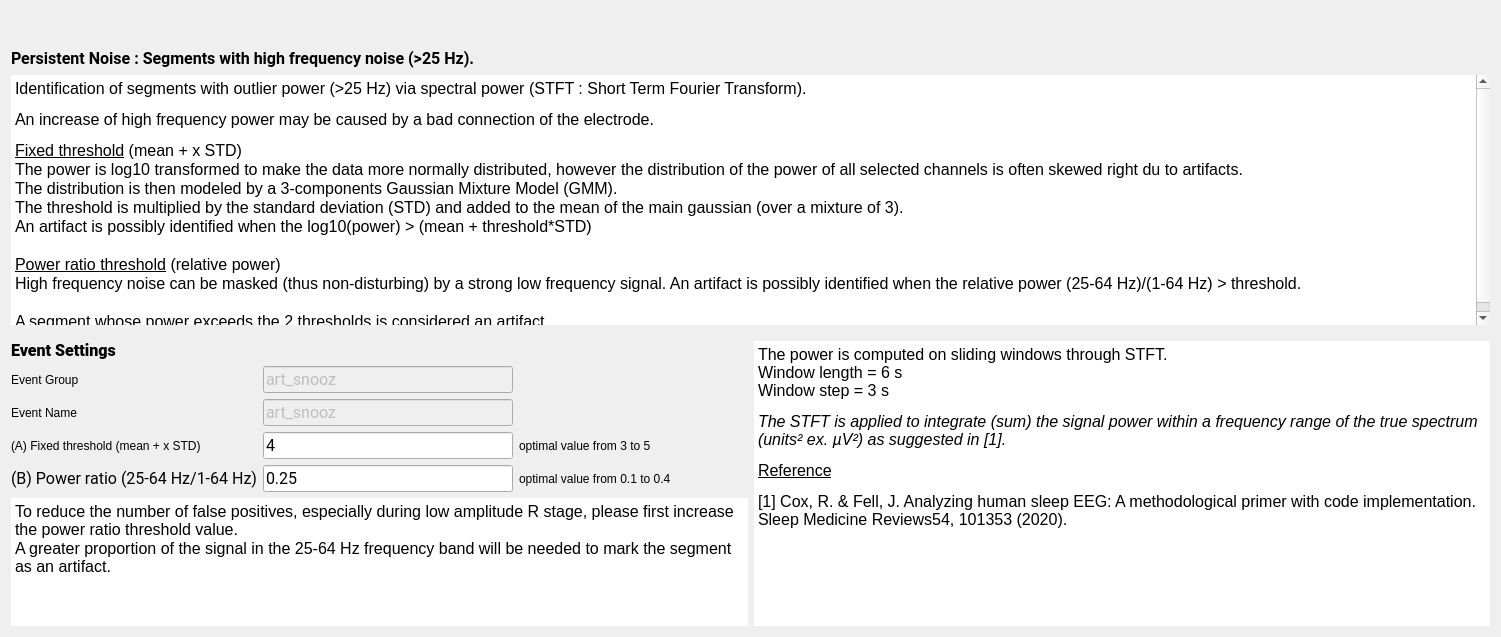
The window that tools/CEAMSTools/DetectArtifacts/PersistentNoiseStep/Ui_PersistentNoiseStep.ui (SnoozToolbox/snooz-package-ceams) describes before a commit, drawn with Qt 5.
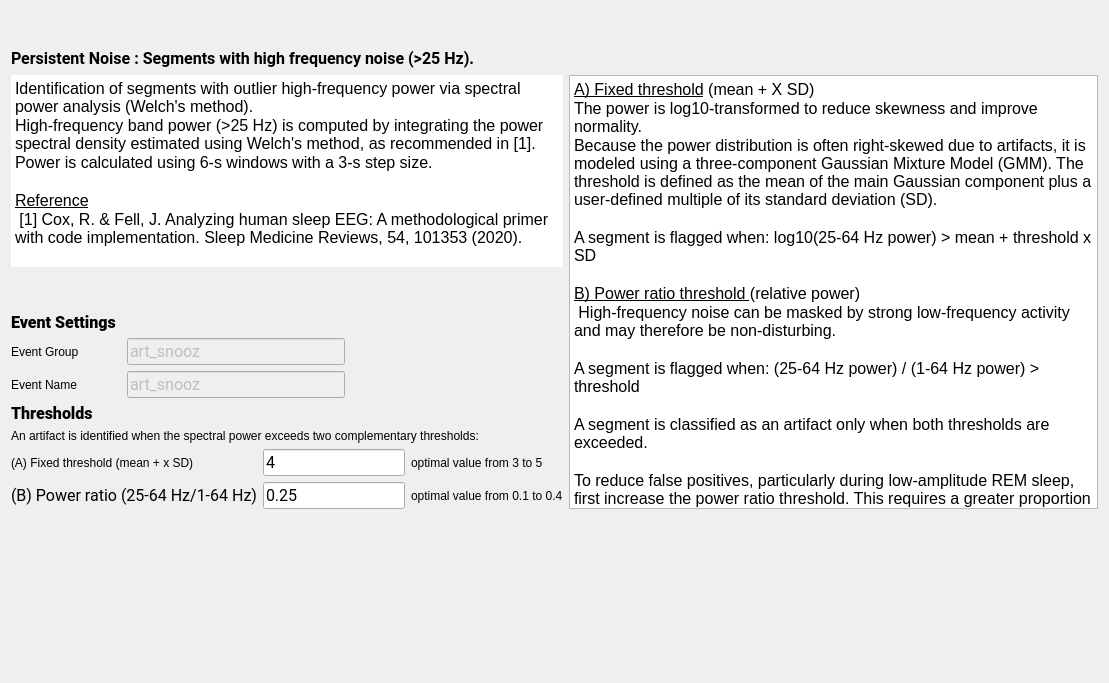
The same window after the commit.

Commit message: Detect EEG Artifacts Tool: Updated the UI to clarify that spectral power estimation is based on the Welch method rather than STFT.

What changed in the file:
```diff
--- a/tools/CEAMSTools/DetectArtifacts/PersistentNoiseStep/Ui_PersistentNoiseStep.ui
+++ b/tools/CEAMSTools/DetectArtifacts/PersistentNoiseStep/Ui_PersistentNoiseStep.ui
@@ -6,8 +6,8 @@
    <rect>
     <x>0</x>
     <y>0</y>
-    <width>1501</width>
-    <height>637</height>
+    <width>1109</width>
+    <height>683</height>
    </rect>
   </property>
   <property name="windowTitle">
@@ -40,8 +40,6 @@
     </widget>
    </item>
    <item>
-    <layout class="QVBoxLayout" name="verticalLayout_3">
-     <item>
       <widget class="QLabel" name="label_9">
        <property name="minimumSize">
         <size>
@@ -75,17 +73,27 @@
       </widget>
      </item>
      <item>
+    <layout class="QHBoxLayout" name="horizontalLayout_2">
+     <item>
+      <layout class="QVBoxLayout" name="verticalLayout">
+       <item>
       <widget class="QTextEdit" name="description_textEdit">
        <property name="sizePolicy">
-        <sizepolicy hsizetype="Expanding" vsizetype="Expanding">
+          <sizepolicy hsizetype="Expanding" vsizetype="Minimum">
          <horstretch>0</horstretch>
-         <verstretch>5</verstretch>
+           <verstretch>0</verstretch>
         </sizepolicy>
        </property>
        <property name="minimumSize">
         <size>
          <width>0</width>
-         <height>250</height>
+           <height>0</height>
+          </size>
+         </property>
+         <property name="maximumSize">
+          <size>
+           <width>16777215</width>
+           <height>700</height>
         </size>
        </property>
        <property name="styleSheet">
@@ -100,6 +108,12 @@
        <property name="lineWidth">
         <number>0</number>
        </property>
+         <property name="verticalScrollBarPolicy">
+          <enum>Qt::ScrollBarPolicy::ScrollBarAlwaysOff</enum>
+         </property>
+         <property name="horizontalScrollBarPolicy">
+          <enum>Qt::ScrollBarPolicy::ScrollBarAlwaysOff</enum>
+         </property>
        <property name="readOnly">
         <bool>true</bool>
        </property>
@@ -111,18 +125,12 @@
 li.unchecked::marker { content: &quot;\2610&quot;; }
 li.checked::marker { content: &quot;\2612&quot;; }
 &lt;/style&gt;&lt;/head&gt;&lt;body style=&quot; font-family:'Roboto'; font-size:12pt; font-weight:400; font-style:normal;&quot;&gt;
-&lt;p style=&quot; margin-top:12px; margin-bottom:12px; margin-left:0px; margin-right:0px; -qt-block-indent:0; text-indent:0px;&quot;&gt;&lt;span style=&quot; color:#000000;&quot;&gt;Identification of segments with outlier power (&amp;gt;25 Hz) via spectral power (STFT : Short Term Fourier Transform).&lt;/span&gt;&lt;/p&gt;
-&lt;p style=&quot; margin-top:12px; margin-bottom:12px; margin-left:0px; margin-right:0px; -qt-block-indent:0; text-indent:0px;&quot;&gt;&lt;span style=&quot; color:#000000;&quot;&gt;An increase of high frequency power may be caused by a bad connection of the electrode.&lt;/span&gt;&lt;/p&gt;
-&lt;p style=&quot; margin-top:0px; margin-bottom:0px; margin-left:0px; margin-right:0px; -qt-block-indent:0; text-indent:0px;&quot;&gt;&lt;span style=&quot; text-decoration: underline;&quot;&gt;Fixed threshold&lt;/span&gt;&lt;span style=&quot; color:#000000;&quot;&gt; (mean + x STD)&lt;/span&gt;&lt;/p&gt;
-&lt;p style=&quot; margin-top:0px; margin-bottom:0px; margin-left:0px; margin-right:0px; -qt-block-indent:0; text-indent:0px;&quot;&gt;The power is log10 transformed to make the data more normally distributed, however the distribution of the power of all selected channels is often skewed right du to artifacts.&lt;/p&gt;
-&lt;p style=&quot; margin-top:0px; margin-bottom:0px; margin-left:0px; margin-right:0px; -qt-block-indent:0; text-indent:0px;&quot;&gt;The distribution is then modeled by a 3-components Gaussian Mixture Model (GMM).&lt;/p&gt;
-&lt;p style=&quot; margin-top:0px; margin-bottom:0px; margin-left:0px; margin-right:0px; -qt-block-indent:0; text-indent:0px;&quot;&gt;The threshold is multiplied by the standard deviation (STD) and added to the mean of the main gaussian (over a mixture of 3).&lt;/p&gt;
-&lt;p style=&quot; margin-top:0px; margin-bottom:0px; margin-left:0px; margin-right:0px; -qt-block-indent:0; text-indent:0px;&quot;&gt;An artifact is possibly identified when the log10(power) &amp;gt; (mean + threshold*STD)&lt;/p&gt;
+&lt;p style=&quot; margin-top:0px; margin-bottom:0px; margin-left:0px; margin-right:0px; -qt-block-indent:0; text-indent:0px;&quot;&gt;Identification of segments with outlier high-frequency power via spectral power analysis (Welch's method). &lt;/p&gt;
+&lt;p style=&quot; margin-top:0px; margin-bottom:0px; margin-left:0px; margin-right:0px; -qt-block-indent:0; text-indent:0px;&quot;&gt;High-frequency band power (&amp;gt;25 Hz) is computed by integrating the power spectral density estimated using Welch's method, as recommended in [1].&lt;/p&gt;
+&lt;p style=&quot; margin-top:0px; margin-bottom:0px; margin-left:0px; margin-right:0px; -qt-block-indent:0; text-indent:0px;&quot;&gt;Power is calculated using 6-s windows with a 3-s step size.&lt;/p&gt;
 &lt;p style=&quot;-qt-paragraph-type:empty; margin-top:0px; margin-bottom:0px; margin-left:0px; margin-right:0px; -qt-block-indent:0; text-indent:0px;&quot;&gt;&lt;br /&gt;&lt;/p&gt;
-&lt;p style=&quot; margin-top:0px; margin-bottom:0px; margin-left:0px; margin-right:0px; -qt-block-indent:0; text-indent:0px;&quot;&gt;&lt;span style=&quot; text-decoration: underline;&quot;&gt;Power ratio threshold&lt;/span&gt; (relative power)&lt;/p&gt;
-&lt;p style=&quot; margin-top:0px; margin-bottom:0px; margin-left:0px; margin-right:0px; -qt-block-indent:0; text-indent:0px;&quot;&gt;High frequency noise can be masked (thus non-disturbing) by a strong low frequency signal. An artifact is possibly identified when the relative power (25-64 Hz)/(1-64 Hz) &amp;gt; threshold.&lt;/p&gt;
-&lt;p style=&quot;-qt-paragraph-type:empty; margin-top:0px; margin-bottom:0px; margin-left:0px; margin-right:0px; -qt-block-indent:0; text-indent:0px;&quot;&gt;&lt;br /&gt;&lt;/p&gt;
-&lt;p style=&quot; margin-top:0px; margin-bottom:0px; margin-left:0px; margin-right:0px; -qt-block-indent:0; text-indent:0px;&quot;&gt;A segment whose power exceeds the 2 thresholds is considered an artifact.&lt;/p&gt;&lt;/body&gt;&lt;/html&gt;</string>
+&lt;p style=&quot; margin-top:0px; margin-bottom:0px; margin-left:0px; margin-right:0px; -qt-block-indent:0; text-indent:0px;&quot;&gt;&lt;span style=&quot; text-decoration: underline;&quot;&gt;Reference&lt;/span&gt;&lt;/p&gt;
+&lt;p style=&quot; margin-top:0px; margin-bottom:0px; margin-left:0px; margin-right:0px; -qt-block-indent:0; text-indent:0px;&quot;&gt; [1] Cox, R. &amp;amp; Fell, J. Analyzing human sleep EEG: A methodological primer with code implementation. Sleep Medicine Reviews, 54, 101353 (2020).&lt;/p&gt;&lt;/body&gt;&lt;/html&gt;</string>
        </property>
       </widget>
      </item>
@@ -132,52 +140,16 @@
         <enum>Qt::Orientation::Vertical</enum>
        </property>
        <property name="sizeType">
-        <enum>QSizePolicy::Policy::Fixed</enum>
+          <enum>QSizePolicy::Policy::Preferred</enum>
        </property>
        <property name="sizeHint" stdset="0">
         <size>
          <width>20</width>
-         <height>10</height>
+           <height>40</height>
         </size>
        </property>
       </spacer>
      </item>
-    </layout>
-   </item>
-   <item>
-    <layout class="QGridLayout" name="gridLayout_2">
-     <item row="1" column="0">
-      <widget class="QTextEdit" name="textEdit">
-       <property name="maximumSize">
-        <size>
-         <width>16777215</width>
-         <height>130</height>
-        </size>
-       </property>
-       <property name="frameShape">
-        <enum>QFrame::Shape::HLine</enum>
-       </property>
-       <property name="lineWidth">
-        <number>0</number>
-       </property>
-       <property name="readOnly">
-        <bool>true</bool>
-       </property>
-       <property name="html">
-        <string>&lt;!DOCTYPE HTML PUBLIC &quot;-//W3C//DTD HTML 4.0//EN&quot; &quot;http://www.w3.org/TR/REC-html40/strict.dtd&quot;&gt;
-&lt;html&gt;&lt;head&gt;&lt;meta name=&quot;qrichtext&quot; content=&quot;1&quot; /&gt;&lt;meta charset=&quot;utf-8&quot; /&gt;&lt;style type=&quot;text/css&quot;&gt;
-p, li { white-space: pre-wrap; }
-hr { height: 1px; border-width: 0; }
-li.unchecked::marker { content: &quot;\2610&quot;; }
-li.checked::marker { content: &quot;\2612&quot;; }
-&lt;/style&gt;&lt;/head&gt;&lt;body style=&quot; font-family:'Roboto'; font-size:12pt; font-weight:400; font-style:normal;&quot;&gt;
-&lt;p style=&quot; margin-top:0px; margin-bottom:0px; margin-left:0px; margin-right:0px; -qt-block-indent:0; text-indent:0px;&quot;&gt;To reduce the number of false positives, especially during low amplitude R stage, please first increase the power ratio threshold value.&lt;/p&gt;
-&lt;p style=&quot; margin-top:0px; margin-bottom:0px; margin-left:0px; margin-right:0px; -qt-block-indent:0; text-indent:0px;&quot;&gt;A greater proportion of the signal in the 25-64 Hz frequency band will be needed to mark the segment as an artifact.&lt;/p&gt;&lt;/body&gt;&lt;/html&gt;</string>
-       </property>
-      </widget>
-     </item>
-     <item row="0" column="0">
-      <layout class="QVBoxLayout" name="verticalLayout">
        <item>
         <widget class="QLabel" name="label_4">
          <property name="sizePolicy">
@@ -207,56 +179,6 @@
        </item>
        <item>
         <layout class="QGridLayout" name="gridLayout">
-         <item row="5" column="2">
-          <widget class="QLabel" name="label_6">
-           <property name="maximumSize">
-            <size>
-             <width>250</width>
-             <height>16777215</height>
-            </size>
-           </property>
-           <property name="text">
-            <string>optimal value from 0.1 to 0.4</string>
-           </property>
-          </widget>
-         </item>
-         <item row="4" column="0">
-          <widget class="QLabel" name="label_7">
-           <property name="toolTip">
-            <string>The threshold value to identify the artefact.  Its units is x times the baseline standard deviation.</string>
-           </property>
-           <property name="text">
-            <string>(A) Fixed threshold (mean + x STD)     </string>
-           </property>
-          </widget>
-         </item>
-         <item row="0" column="1">
-          <widget class="QLineEdit" name="group_lineEdit">
-           <property name="enabled">
-            <bool>false</bool>
-           </property>
-           <property name="maximumSize">
-            <size>
-             <width>250</width>
-             <height>16777215</height>
-            </size>
-           </property>
-           <property name="font">
-            <font>
-             <family>Roboto</family>
-             <pointsize>12</pointsize>
-             <italic>false</italic>
-             <bold>false</bold>
-            </font>
-           </property>
-           <property name="toolTip">
-            <string/>
-           </property>
-           <property name="text">
-            <string>art_snooz</string>
-           </property>
-          </widget>
-         </item>
          <item row="0" column="0">
           <widget class="QLabel" name="label_5">
            <property name="sizePolicy">
@@ -265,6 +187,12 @@
              <verstretch>0</verstretch>
             </sizepolicy>
            </property>
+           <property name="minimumSize">
+            <size>
+             <width>110</width>
+             <height>0</height>
+            </size>
+           </property>
            <property name="maximumSize">
             <size>
              <width>110</width>
@@ -279,7 +207,139 @@
            </property>
           </widget>
          </item>
-         <item row="4" column="1">
+         <item row="0" column="1">
+          <widget class="QLineEdit" name="group_lineEdit">
+           <property name="enabled">
+            <bool>false</bool>
+           </property>
+           <property name="maximumSize">
+            <size>
+             <width>250</width>
+             <height>16777215</height>
+            </size>
+           </property>
+           <property name="font">
+            <font>
+             <family>Roboto</family>
+             <pointsize>12</pointsize>
+             <italic>false</italic>
+             <bold>false</bold>
+            </font>
+           </property>
+           <property name="toolTip">
+            <string/>
+           </property>
+           <property name="text">
+            <string>art_snooz</string>
+           </property>
+          </widget>
+         </item>
+         <item row="0" column="2">
+          <spacer name="horizontalSpacer_2">
+           <property name="orientation">
+            <enum>Qt::Orientation::Horizontal</enum>
+           </property>
+           <property name="sizeHint" stdset="0">
+            <size>
+             <width>40</width>
+             <height>20</height>
+            </size>
+           </property>
+          </spacer>
+         </item>
+         <item row="1" column="0">
+          <widget class="QLabel" name="label_3">
+           <property name="maximumSize">
+            <size>
+             <width>110</width>
+             <height>16777215</height>
+            </size>
+           </property>
+           <property name="toolTip">
+            <string>The event name of the detected artifact (label in the annotation file). Go to the general Detectors Settings to edit the name.</string>
+           </property>
+           <property name="text">
+            <string>Event Name</string>
+           </property>
+          </widget>
+         </item>
+         <item row="1" column="1">
+          <widget class="QLineEdit" name="name_fixe_lineEdit">
+           <property name="enabled">
+            <bool>false</bool>
+           </property>
+           <property name="maximumSize">
+            <size>
+             <width>250</width>
+             <height>16777215</height>
+            </size>
+           </property>
+           <property name="font">
+            <font>
+             <family>Roboto</family>
+             <pointsize>12</pointsize>
+             <italic>false</italic>
+             <bold>false</bold>
+            </font>
+           </property>
+           <property name="toolTip">
+            <string/>
+           </property>
+           <property name="text">
+            <string>art_snooz</string>
+           </property>
+          </widget>
+         </item>
+         <item row="1" column="2">
+          <spacer name="horizontalSpacer">
+           <property name="orientation">
+            <enum>Qt::Orientation::Horizontal</enum>
+           </property>
+           <property name="sizeHint" stdset="0">
+            <size>
+             <width>40</width>
+             <height>20</height>
+            </size>
+           </property>
+          </spacer>
+         </item>
+        </layout>
+       </item>
+       <item>
+        <widget class="QLabel" name="label_8">
+         <property name="font">
+          <font>
+           <family>Roboto</family>
+           <pointsize>12</pointsize>
+           <italic>false</italic>
+           <bold>false</bold>
+          </font>
+         </property>
+         <property name="text">
+          <string>&lt;html&gt;&lt;head/&gt;&lt;body&gt;&lt;p&gt;&lt;span style=&quot; font-weight:700;&quot;&gt;Thresholds&lt;/span&gt;&lt;/p&gt;&lt;/body&gt;&lt;/html&gt;</string>
+         </property>
+        </widget>
+       </item>
+       <item>
+        <widget class="QLabel" name="label_11">
+         <property name="text">
+          <string>An artifact is identified when the spectral power exceeds two complementary thresholds:</string>
+         </property>
+        </widget>
+       </item>
+       <item>
+        <layout class="QGridLayout" name="gridLayout_2">
+         <item row="0" column="0">
+          <widget class="QLabel" name="label_7">
+           <property name="toolTip">
+            <string>The threshold value to identify the artefact.  Its units is x times the baseline standard deviation.</string>
+           </property>
+           <property name="text">
+            <string>(A) Fixed threshold (mean + x SD)     </string>
+           </property>
+          </widget>
+         </item>
+         <item row="0" column="1">
           <widget class="QLineEdit" name="tresh_fixe_lineEdit">
            <property name="maximumSize">
             <size>
@@ -303,34 +363,7 @@
            </property>
           </widget>
          </item>
-         <item row="2" column="1">
-          <widget class="QLineEdit" name="name_fixe_lineEdit">
-           <property name="enabled">
-            <bool>false</bool>
-           </property>
-           <property name="maximumSize">
-            <size>
-             <width>250</width>
-             <height>16777215</height>
-            </size>
-           </property>
-           <property name="font">
-            <font>
-             <family>Roboto</family>
-             <pointsize>12</pointsize>
-             <italic>false</italic>
-             <bold>false</bold>
-            </font>
-           </property>
-           <property name="toolTip">
-            <string/>
-           </property>
-           <property name="text">
-            <string>art_snooz</string>
-           </property>
-          </widget>
-         </item>
-         <item row="4" column="2">
+         <item row="0" column="2">
           <widget class="QLabel" name="label_2">
            <property name="maximumSize">
             <size>
@@ -343,34 +376,7 @@
            </property>
           </widget>
          </item>
-         <item row="5" column="1">
-          <widget class="QLineEdit" name="thres_ratio_lineEdit">
-           <property name="minimumSize">
-            <size>
-             <width>0</width>
-             <height>0</height>
-            </size>
-           </property>
-           <property name="maximumSize">
-            <size>
-             <width>250</width>
-             <height>16777215</height>
-            </size>
-           </property>
-           <property name="font">
-            <font>
-             <family>Roboto</family>
-             <pointsize>12</pointsize>
-             <italic>false</italic>
-             <bold>false</bold>
-            </font>
-           </property>
-           <property name="text">
-            <string>0.25</string>
-           </property>
-          </widget>
-         </item>
-         <item row="5" column="0">
+         <item row="1" column="0">
           <widget class="QLabel" name="label">
            <property name="maximumSize">
             <size>
@@ -391,28 +397,58 @@
            </property>
           </widget>
          </item>
-         <item row="2" column="0">
-          <widget class="QLabel" name="label_3">
+         <item row="1" column="1">
+          <widget class="QLineEdit" name="thres_ratio_lineEdit">
+           <property name="minimumSize">
+            <size>
+             <width>0</width>
+             <height>0</height>
+            </size>
+           </property>
            <property name="maximumSize">
             <size>
-             <width>110</width>
+             <width>250</width>
              <height>16777215</height>
             </size>
            </property>
-           <property name="toolTip">
-            <string>The event name of the detected artifact (label in the annotation file). Go to the general Detectors Settings to edit the name.</string>
+           <property name="font">
+            <font>
+             <family>Roboto</family>
+             <pointsize>12</pointsize>
+             <italic>false</italic>
+             <bold>false</bold>
+            </font>
            </property>
            <property name="text">
-            <string>Event Name</string>
+            <string>0.25</string>
            </property>
           </widget>
          </item>
+         <item row="1" column="2">
+          <widget class="QLabel" name="label_6">
+           <property name="maximumSize">
+            <size>
+             <width>250</width>
+             <height>16777215</height>
+            </size>
+           </property>
+           <property name="text">
+            <string>optimal value from 0.1 to 0.4</string>
+           </property>
+          </widget>
+         </item>
         </layout>
        </item>
       </layout>
      </item>
-     <item row="0" column="1" rowspan="2">
+     <item>
       <widget class="QTextEdit" name="settings_textEdit">
+       <property name="sizePolicy">
+        <sizepolicy hsizetype="Expanding" vsizetype="Expanding">
+         <horstretch>0</horstretch>
+         <verstretch>0</verstretch>
+        </sizepolicy>
+       </property>
        <property name="maximumSize">
         <size>
          <width>16777215</width>
@@ -432,14 +468,20 @@
         <string notr="true"/>
        </property>
        <property name="frameShape">
-        <enum>QFrame::Shape::NoFrame</enum>
+        <enum>QFrame::Shape::StyledPanel</enum>
        </property>
        <property name="frameShadow">
-        <enum>QFrame::Shadow::Plain</enum>
+        <enum>QFrame::Shadow::Sunken</enum>
        </property>
        <property name="lineWidth">
         <number>0</number>
        </property>
+       <property name="verticalScrollBarPolicy">
+        <enum>Qt::ScrollBarPolicy::ScrollBarAlwaysOff</enum>
+       </property>
+       <property name="horizontalScrollBarPolicy">
+        <enum>Qt::ScrollBarPolicy::ScrollBarAlwaysOff</enum>
+       </property>
        <property name="readOnly">
         <bool>true</bool>
        </property>
@@ -451,15 +493,41 @@
 li.unchecked::marker { content: &quot;\2610&quot;; }
 li.checked::marker { content: &quot;\2612&quot;; }
 &lt;/style&gt;&lt;/head&gt;&lt;body style=&quot; font-family:'Roboto'; font-size:12pt; font-weight:400; font-style:normal;&quot;&gt;
-&lt;p style=&quot; margin-top:12px; margin-bottom:12px; margin-left:0px; margin-right:0px; -qt-block-indent:0; text-indent:0px;&quot;&gt;&lt;span style=&quot; color:#000000;&quot;&gt;The power is computed on sliding windows through STFT.&lt;br /&gt;Window length = 6 s&lt;br /&gt;Window step = 3 s &lt;/span&gt;&lt;/p&gt;
-&lt;p style=&quot; margin-top:12px; margin-bottom:12px; margin-left:0px; margin-right:0px; -qt-block-indent:0; text-indent:0px;&quot;&gt;&lt;span style=&quot; font-style:italic; color:#000000;&quot;&gt;The STFT is applied to integrate (sum) the signal power within a frequency range of the true spectrum (units² ex. µV²) as suggested in [1].&lt;/span&gt;&lt;/p&gt;
-&lt;p style=&quot; margin-top:12px; margin-bottom:12px; margin-left:0px; margin-right:0px; -qt-block-indent:0; text-indent:0px;&quot;&gt;&lt;a href=&quot;https://pubmed.ncbi.nlm.nih.gov/12723066/&quot;&gt;&lt;span style=&quot; text-decoration: underline; color:#000000;&quot;&gt;Reference&lt;/span&gt;&lt;/a&gt;&lt;/p&gt;
-&lt;p style=&quot; margin-top:12px; margin-bottom:12px; margin-left:0px; margin-right:0px; -qt-block-indent:0; text-indent:0px;&quot;&gt;&lt;span style=&quot; color:#000000;&quot;&gt;[1] Cox, R. &amp;amp; Fell, J. Analyzing human sleep EEG: A methodological primer with code implementation. Sleep Medicine Reviews54, 101353 (2020).&lt;/span&gt;&lt;/p&gt;&lt;/body&gt;&lt;/html&gt;</string>
+&lt;p style=&quot; margin-top:0px; margin-bottom:0px; margin-left:0px; margin-right:0px; -qt-block-indent:0; text-indent:0px;&quot;&gt;&lt;span style=&quot; text-decoration: underline;&quot;&gt;A) Fixed threshold&lt;/span&gt; (mean + X SD)&lt;/p&gt;
+&lt;p style=&quot; margin-top:0px; margin-bottom:0px; margin-left:0px; margin-right:0px; -qt-block-indent:0; text-indent:0px;&quot;&gt;The power is log10-transformed to reduce skewness and improve normality. &lt;/p&gt;
+&lt;p style=&quot; margin-top:0px; margin-bottom:0px; margin-left:0px; margin-right:0px; -qt-block-indent:0; text-indent:0px;&quot;&gt;Because the power distribution is often right-skewed due to artifacts, it is modeled using a three-component Gaussian Mixture Model (GMM). The threshold is defined as the mean of the main Gaussian component plus a user-defined multiple of its standard deviation (SD).&lt;/p&gt;
+&lt;p style=&quot;-qt-paragraph-type:empty; margin-top:0px; margin-bottom:0px; margin-left:0px; margin-right:0px; -qt-block-indent:0; text-indent:0px;&quot;&gt;&lt;br /&gt;&lt;/p&gt;
+&lt;p style=&quot; margin-top:0px; margin-bottom:0px; margin-left:0px; margin-right:0px; -qt-block-indent:0; text-indent:0px;&quot;&gt;A segment is flagged when: log10(25-64 Hz power) &amp;gt; mean + threshold x SD&lt;/p&gt;
+&lt;p style=&quot;-qt-paragraph-type:empty; margin-top:0px; margin-bottom:0px; margin-left:0px; margin-right:0px; -qt-block-indent:0; text-indent:0px;&quot;&gt;&lt;br /&gt;&lt;/p&gt;
+&lt;p style=&quot; margin-top:0px; margin-bottom:0px; margin-left:0px; margin-right:0px; -qt-block-indent:0; text-indent:0px;&quot;&gt;&lt;span style=&quot; text-decoration: underline;&quot;&gt;B) Power ratio threshold &lt;/span&gt;(relative power)&lt;/p&gt;
+&lt;p style=&quot; margin-top:0px; margin-bottom:0px; margin-left:0px; margin-right:0px; -qt-block-indent:0; text-indent:0px;&quot;&gt; High-frequency noise can be masked by strong low-frequency activity and may therefore be non-disturbing. &lt;/p&gt;
+&lt;p style=&quot;-qt-paragraph-type:empty; margin-top:0px; margin-bottom:0px; margin-left:0px; margin-right:0px; -qt-block-indent:0; text-indent:0px;&quot;&gt;&lt;br /&gt;&lt;/p&gt;
+&lt;p style=&quot; margin-top:0px; margin-bottom:0px; margin-left:0px; margin-right:0px; -qt-block-indent:0; text-indent:0px;&quot;&gt;A segment is flagged when: (25-64 Hz power) / (1-64 Hz power) &amp;gt; threshold&lt;/p&gt;
+&lt;p style=&quot;-qt-paragraph-type:empty; margin-top:0px; margin-bottom:0px; margin-left:0px; margin-right:0px; -qt-block-indent:0; text-indent:0px;&quot;&gt;&lt;br /&gt;&lt;/p&gt;
+&lt;p style=&quot; margin-top:0px; margin-bottom:0px; margin-left:0px; margin-right:0px; -qt-block-indent:0; text-indent:0px;&quot;&gt;A segment is classified as an artifact only when both thresholds are exceeded.&lt;/p&gt;
+&lt;p style=&quot;-qt-paragraph-type:empty; margin-top:0px; margin-bottom:0px; margin-left:0px; margin-right:0px; -qt-block-indent:0; text-indent:0px;&quot;&gt;&lt;br /&gt;&lt;/p&gt;
+&lt;p style=&quot; margin-top:0px; margin-bottom:0px; margin-left:0px; margin-right:0px; -qt-block-indent:0; text-indent:0px;&quot;&gt;To reduce false positives, particularly during low-amplitude REM sleep, first increase the power ratio threshold. This requires a greater proportion of signal power in the 25-64 Hz frequency band before a segment is classified as an artifact.&lt;/p&gt;&lt;/body&gt;&lt;/html&gt;</string>
        </property>
       </widget>
      </item>
     </layout>
    </item>
+   <item>
+    <spacer name="verticalSpacer_2">
+     <property name="orientation">
+      <enum>Qt::Orientation::Vertical</enum>
+     </property>
+     <property name="sizeType">
+      <enum>QSizePolicy::Policy::Expanding</enum>
+     </property>
+     <property name="sizeHint" stdset="0">
+      <size>
+       <width>20</width>
+       <height>10</height>
+      </size>
+     </property>
+    </spacer>
+   </item>
   </layout>
  </widget>
  <resources>
```
Lines whose indentation alone changed are shown as unchanged. The commit also changes 16 other files.
